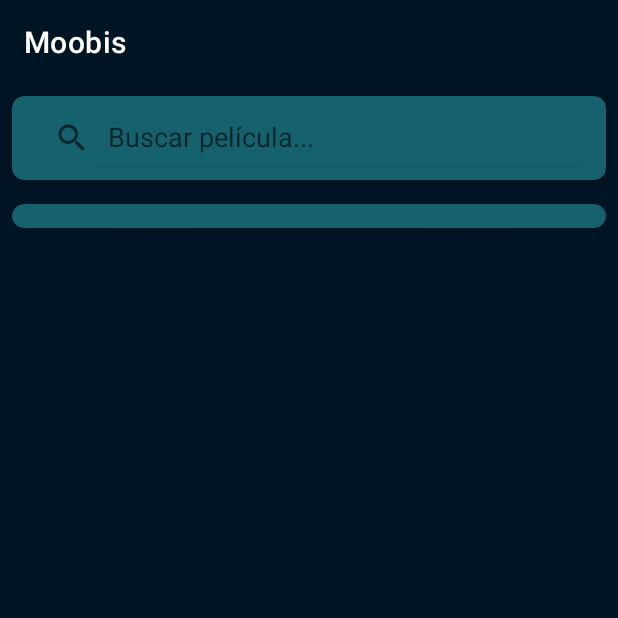
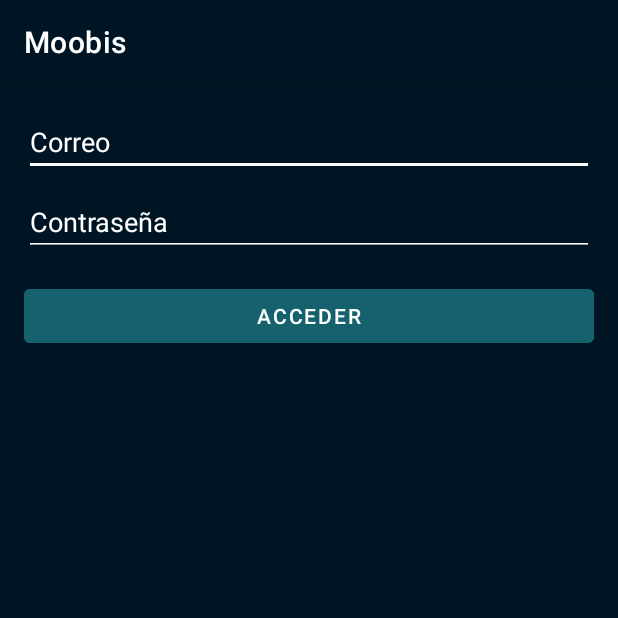
Before and after one commit to luisfelipej/computacionMovil, an Android app: the screen it shows after launch (MainActivity before the commit, AuthActivity after it), on a phone screen of 412 x 824 dp, the top half of it. Run offline under Robolectric (Android 15) with nearby library versions, the phone set to English and light mode, and no system bars; our stand-ins replace Firebase (no records; nobody signed in at launch, a user with empty details on screens opened directly).

```diff
--- a/ProyectoFinal/app/build.gradle
+++ b/ProyectoFinal/app/build.gradle
@@ -1,7 +1,8 @@
 plugins {
     id 'com.android.application'
 }
-
+apply plugin: 'com.android.application'
+apply plugin: 'com.google.gms.google-services'
 android {
     compileSdk 31
 
@@ -28,7 +29,8 @@ android {
 }
 
 dependencies {
-
+    implementation platform('com.google.firebase:firebase-bom:29.0.2')
+    implementation 'com.google.firebase:firebase-auth'
     implementation 'androidx.appcompat:appcompat:1.2.0'
     implementation 'com.google.android.material:material:1.3.0'
     implementation 'androidx.constraintlayout:constraintlayout:2.0.4'
--- a/ProyectoFinal/app/src/main/AndroidManifest.xml
+++ b/ProyectoFinal/app/src/main/AndroidManifest.xml
@@ -11,6 +11,9 @@
         android:roundIcon="@mipmap/ic_launcher_round"
         android:supportsRtl="true"
         android:theme="@style/Theme.ProyectoFinal">
+        <activity
+            android:name=".AuthActivity"
+            android:exported="true" />
         <activity
             android:name=".DetailsActivity"
             android:exported="true" />
--- /dev/null
+++ b/ProyectoFinal/app/src/main/java/com/example/proyectofinal/AuthActivity.java
@@ -0,0 +1,65 @@
+package com.example.proyectofinal;
+
+import androidx.annotation.NonNull;
+import androidx.appcompat.app.AppCompatActivity;
+
+import android.content.Intent;
+import android.os.Bundle;
+import android.text.TextUtils;
+import android.util.Log;
+import android.widget.Button;
+import android.widget.EditText;
+import android.widget.Toast;
+
+import com.google.android.gms.tasks.OnCompleteListener;
+import com.google.android.gms.tasks.Task;
+import com.google.firebase.auth.AuthResult;
+import com.google.firebase.auth.FirebaseAuth;
+import com.google.firebase.auth.FirebaseUser;
+
+public class AuthActivity extends AppCompatActivity {
+    FirebaseAuth mAuth;
+    Button signInButton;
+    EditText emailEditText;
+    EditText passwordEditText;
+    @Override
+    protected void onCreate(Bundle savedInstanceState) {
+        super.onCreate(savedInstanceState);
+        setContentView(R.layout.activity_auth);
+        signInButton = findViewById(R.id.signInButton);
+        emailEditText = findViewById(R.id.emailEditText);
+        passwordEditText = findViewById(R.id.passwordEditText);
+        mAuth = FirebaseAuth.getInstance();
+        // Setup
+        setup();
+    }
+
+    private void setup() {
+        signInButton.setOnClickListener(view -> {
+            loginUser();
+        });
+    }
+
+    private void loginUser() {
+        String email = emailEditText.getText().toString();
+        String password = passwordEditText.getText().toString();
+        if(TextUtils.isEmpty(email)){
+            Toast.makeText(this, "Correo no puede ser vacio", Toast.LENGTH_SHORT).show();
+            return;
+        } else if(TextUtils.isEmpty(password)){
+            Toast.makeText(this, "Contraseña no puede ser vacio", Toast.LENGTH_SHORT).show();
+            return;
+        }
+        mAuth.signInWithEmailAndPassword(email, password).addOnCompleteListener(new OnCompleteListener<AuthResult>() {
+            @Override
+            public void onComplete(@NonNull Task<AuthResult> task) {
+                Log.i("LOGIN", task.isSuccessful() ? "true" : "false");
+                if(task.isSuccessful()){
+                    startActivity(new Intent(AuthActivity.this, MainActivity.class));
+                } else {
+                    Toast.makeText(AuthActivity.this, "Usuario o contraseña incorrecto", Toast.LENGTH_SHORT).show();
+                }
+            }
+        });
+    }
+}
--- a/ProyectoFinal/app/src/main/java/com/example/proyectofinal/MainActivity.java
+++ b/ProyectoFinal/app/src/main/java/com/example/proyectofinal/MainActivity.java
@@ -8,14 +8,20 @@ import androidx.recyclerview.widget.RecyclerView;
 import android.app.ProgressDialog;
 import android.content.Intent;
 import android.os.Bundle;
+import android.view.Menu;
+import android.view.MenuItem;
+import android.widget.Button;
 import android.widget.Toast;
 
 import com.example.proyectofinal.Adapters.HomeRecyclerAdapter;
 import com.example.proyectofinal.Listeners.OnMovieClickListener;
 import com.example.proyectofinal.Listeners.OnSearchApiListener;
 import com.example.proyectofinal.Models.SearchApiResponse;
+import com.google.firebase.auth.FirebaseAuth;
+import com.google.firebase.auth.FirebaseUser;
 
 public class MainActivity extends AppCompatActivity implements OnMovieClickListener {
+    FirebaseAuth mAuth;
     SearchView searchView;
     RecyclerView recyclerViewHome;
     HomeRecyclerAdapter adapter;
@@ -26,8 +32,8 @@ public class MainActivity extends AppCompatActivity implements OnMovieClickListe
     protected void onCreate(Bundle savedInstanceState) {
         super.onCreate(savedInstanceState);
         setContentView(R.layout.activity_main);
-
-
+        mAuth = FirebaseAuth.getInstance();
+        getSupportActionBar().setDisplayHomeAsUpEnabled(false);
 
         searchView = findViewById(R.id.searchView);
         recyclerViewHome = findViewById(R.id.recyclerViewHome);
@@ -47,6 +53,29 @@ public class MainActivity extends AppCompatActivity implements OnMovieClickListe
                 return false;
             }
         });
+    }
+    public boolean onCreateOptionsMenu(Menu menu) {
+        getMenuInflater().inflate(R.menu.menu_home, menu);
+        return true;
+    }
+
+    public boolean onOptionsItemSelected(MenuItem item) {
+        int id = item.getItemId();
+        if (id == R.id.actionBarLogout) {
+            mAuth.signOut();
+            startActivity(new Intent(MainActivity.this, AuthActivity.class));
+            return true;
+        }
+        return super.onOptionsItemSelected(item);
+    }
+
+    @Override
+    protected void onStart() {
+        super.onStart();
+        FirebaseUser user = mAuth.getCurrentUser();
+        if(user == null){
+            startActivity(new Intent(MainActivity.this, AuthActivity.class));
+        }
     }
 
     private final OnSearchApiListener listener = new OnSearchApiListener() {
--- /dev/null
+++ b/ProyectoFinal/app/src/main/res/layout/activity_auth.xml
@@ -0,0 +1,60 @@
+<?xml version="1.0" encoding="utf-8"?>
+<androidx.constraintlayout.widget.ConstraintLayout xmlns:android="http://schemas.android.com/apk/res/android"
+    xmlns:app="http://schemas.android.com/apk/res-auto"
+    xmlns:tools="http://schemas.android.com/tools"
+    android:layout_width="match_parent"
+    android:background="@color/black"
+    android:layout_height="match_parent"
+    tools:context=".AuthActivity">
+
+    <LinearLayout
+        android:layout_width="match_parent"
+        android:layout_height="wrap_content"
+        android:layout_marginStart="16dp"
+        android:layout_marginTop="16dp"
+        android:layout_marginEnd="16dp"
+        android:orientation="vertical"
+        app:layout_constraintEnd_toEndOf="parent"
+        app:layout_constraintStart_toStartOf="parent"
+        app:layout_constraintTop_toTopOf="parent">
+
+        <EditText
+            android:textColor="@color/white"
+            android:backgroundTint="@color/white"
+            android:textColorHint="@color/white"
+            android:id="@+id/emailEditText"
+            android:layout_width="match_parent"
+            android:layout_height="wrap_content"
+            android:ems="10"
+            android:hint="Correo"
+            android:inputType="textEmailAddress" />
+
+        <EditText
+            android:layout_marginTop="8dp"
+            android:textColor="@color/white"
+            android:backgroundTint="@color/white"
+            android:textColorHint="@color/white"
+            android:id="@+id/passwordEditText"
+            android:layout_width="match_parent"
+            android:layout_height="wrap_content"
+            android:ems="10"
+            android:hint="Contraseña"
+            android:inputType="textPassword" />
+
+        <LinearLayout
+            android:layout_width="match_parent"
+            android:layout_height="match_parent"
+            android:orientation="horizontal">
+
+            <Button
+                android:layout_marginTop="16dp"
+                android:backgroundTint="@color/green"
+                android:id="@+id/signInButton"
+                android:layout_width="wrap_content"
+                android:layout_height="wrap_content"
+                android:layout_weight="1"
+                android:text="Acceder" />
+
+        </LinearLayout>
+    </LinearLayout>
+</androidx.constraintlayout.widget.ConstraintLayout>
--- /dev/null
+++ b/ProyectoFinal/app/src/main/res/menu/menu_home.xml
@@ -0,0 +1,11 @@
+<?xml version="1.0" encoding="utf-8"?>
+<menu xmlns:android="http://schemas.android.com/apk/res/android"
+    xmlns:app="http://schemas.android.com/apk/res-auto">
+    <item
+        android:id="@+id/actionBarLogout"
+        android:title="Salir"
+        app:showAsAction="always"
+        android:orderInCategory="101"
+        />
+
+</menu>
--- a/ProyectoFinal/build.gradle
+++ b/ProyectoFinal/build.gradle
@@ -6,12 +6,19 @@ buildscript {
     }
     dependencies {
         classpath "com.android.tools.build:gradle:7.0.1"
+        classpath 'com.google.gms:google-services:4.3.10'
 
         // NOTE: Do not place your application dependencies here; they belong
         // in the individual module build.gradle files
     }
 }
 
+allprojects {
+    repositories {
+        google()  // Google's Maven repository
+    }
+}
+
 task clean(type: Delete) {
     delete rootProject.buildDir
 }
--- a/ProyectoFinal/settings.gradle
+++ b/ProyectoFinal/settings.gradle
@@ -1,9 +1,12 @@
+import org.gradle.api.initialization.resolve.RepositoriesMode
+
 dependencyResolutionManagement {
-    repositoriesMode.set(RepositoriesMode.FAIL_ON_PROJECT_REPOS)
+    repositoriesMode.set(RepositoriesMode.PREFER_SETTINGS)
     repositories {
         google()
         mavenCentral()
         jcenter() // Warning: this repository is going to shut down soon
+        maven { url "https://maven.xyz.com" }
     }
 }
 rootProject.name = "Proyecto Final"
```
Also changed, not shown: 1 other file.
